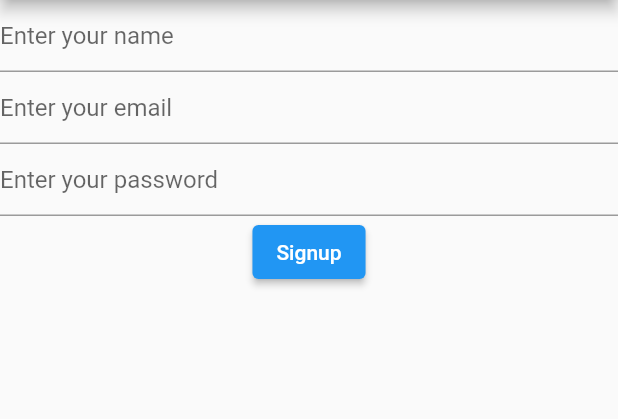
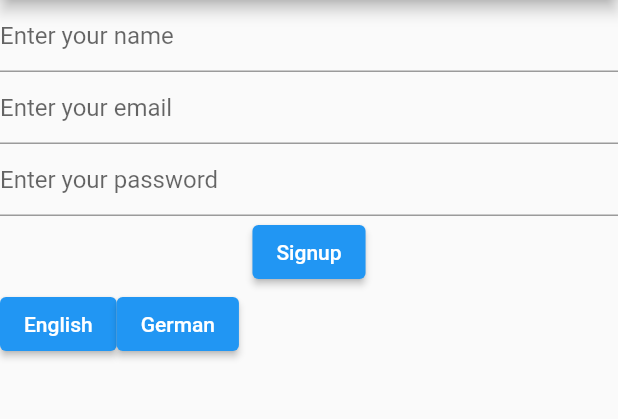
Before and after one commit to vikilinho/simpleinter, a Flutter app: the SignupScreen screen opened directly, on a phone screen of 412 x 824 dp, the part 84-503 px from its top. Run offline on Flutter 3.47's test engine with Material 2 defaults, Android fonts, the phone set to English and light mode, and no system bars; our stand-ins replace easy_localization.

```diff
--- a/lib/sign_up.dart
+++ b/lib/sign_up.dart
@@ -42,6 +42,22 @@ class _SignupScreenState extends State<SignupScreen> {
                   Navigator.of(context).pushNamed('/');
                 },
               ),
+              Row(
+                children: [
+                  ElevatedButton(
+                    child: Text('English'),
+                    onPressed: () async {
+                      await context.setLocale(Locale("en"));
+                    },
+                  ),
+                  ElevatedButton(
+                    child: Text('German'),
+                    onPressed: () async {
+                      await context.setLocale(Locale("de"));
+                    },
+                  ),
+                ],
+              )
             ],
           ),
         ));
```
